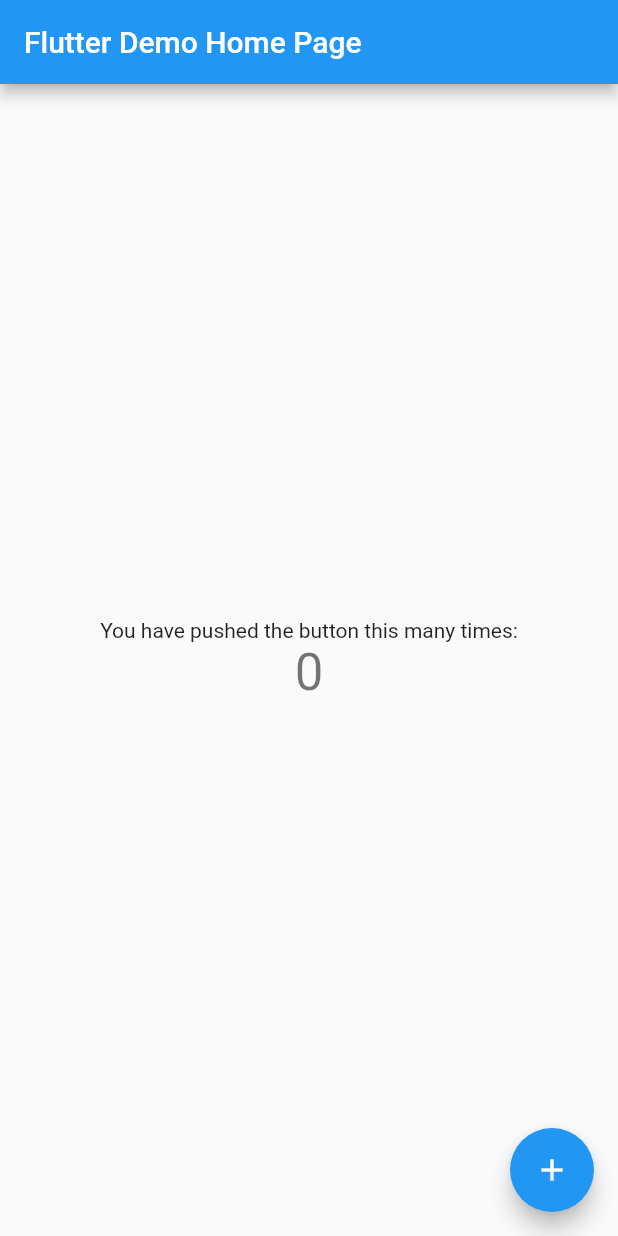
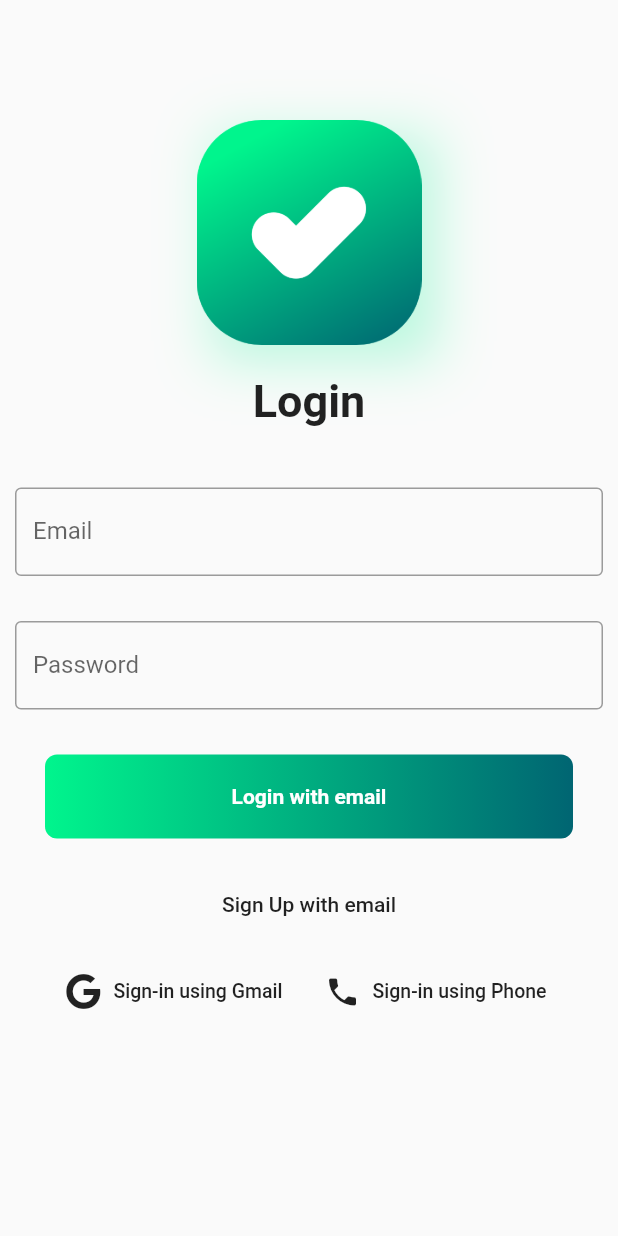
Before and after one commit to hasibullah1811/Flutter-Firebase-dailytask-app, a Flutter app: the screen it shows after launch, on a phone screen of 412 x 824 dp. Run offline on Flutter 3.47's test engine with Material 2 defaults, Android fonts, the phone set to English and light mode, and no system bars; our stand-ins replace font_awesome_flutter.

Commit message:
Second Commit 04/08/2020

```diff
--- /dev/null
+++ b/daily_task/lib/config/config.dart
@@ -0,0 +1,4 @@
+import 'package:flutter/material.dart';
+
+final Color primaryColor = Color(0xFF00F58D);
+final Color secondaryColor = Color(0xFF006572);
--- a/daily_task/lib/main.dart
+++ b/daily_task/lib/main.dart
@@ -1,111 +1,30 @@
+import 'package:daily_task/screens/loginScreen.dart';
 import 'package:flutter/material.dart';
 
-void main() => runApp(MyApp());
+void main() {
+  runApp(MainApp());
+}
 
-class MyApp extends StatelessWidget {
-  // This widget is the root of your application.
+class MainApp extends StatelessWidget {
   @override
   Widget build(BuildContext context) {
     return MaterialApp(
-      title: 'Flutter Demo',
-      theme: ThemeData(
-        // This is the theme of your application.
-        //
-        // Try running your application with "flutter run". You'll see the
-        // application has a blue toolbar. Then, without quitting the app, try
-        // changing the primarySwatch below to Colors.green and then invoke
-        // "hot reload" (press "r" in the console where you ran "flutter run",
-        // or simply save your changes to "hot reload" in a Flutter IDE).
-        // Notice that the counter didn't reset back to zero; the application
-        // is not restarted.
-        primarySwatch: Colors.blue,
-      ),
-      home: MyHomePage(title: 'Flutter Demo Home Page'),
+      debugShowCheckedModeBanner: false,
+      home: HomePage(),
     );
   }
 }
 
-class MyHomePage extends StatefulWidget {
-  MyHomePage({Key key, this.title}) : super(key: key);
-
-  // This widget is the home page of your application. It is stateful, meaning
-  // that it has a State object (defined below) that contains fields that affect
-  // how it looks.
-
-  // This class is the configuration for the state. It holds the values (in this
-  // case the title) provided by the parent (in this case the App widget) and
-  // used by the build method of the State. Fields in a Widget subclass are
-  // always marked "final".
-
-  final String title;
-
+class HomePage extends StatefulWidget {
   @override
-  _MyHomePageState createState() => _MyHomePageState();
+  _HomePageState createState() => _HomePageState();
 }
 
-class _MyHomePageState extends State<MyHomePage> {
-  int _counter = 0;
-
-  void _incrementCounter() {
-    setState(() {
-      // This call to setState tells the Flutter framework that something has
-      // changed in this State, which causes it to rerun the build method below
-      // so that the display can reflect the updated values. If we changed
-      // _counter without calling setState(), then the build method would not be
-      // called again, and so nothing would appear to happen.
-      _counter++;
-    });
-  }
-
+class _HomePageState extends State<HomePage> {
   @override
   Widget build(BuildContext context) {
-    // This method is rerun every time setState is called, for instance as done
-    // by the _incrementCounter method above.
-    //
-    // The Flutter framework has been optimized to make rerunning build methods
-    // fast, so that you can just rebuild anything that needs updating rather
-    // than having to individually change instances of widgets.
     return Scaffold(
-      appBar: AppBar(
-        // Here we take the value from the MyHomePage object that was created by
-        // the App.build method, and use it to set our appbar title.
-        title: Text(widget.title),
-      ),
-      body: Center(
-        // Center is a layout widget. It takes a single child and positions it
-        // in the middle of the parent.
-        child: Column(
-          // Column is also a layout widget. It takes a list of children and
-          // arranges them vertically. By default, it sizes itself to fit its
-          // children horizontally, and tries to be as tall as its parent.
-          //
-          // Invoke "debug painting" (press "p" in the console, choose the
-          // "Toggle Debug Paint" action from the Flutter Inspector in Android
-          // Studio, or the "Toggle Debug Paint" command in Visual Studio Code)
-          // to see the wireframe for each widget.
-          //
-          // Column has various properties to control how it sizes itself and
-          // how it positions its children. Here we use mainAxisAlignment to
-          // center the children vertically; the main axis here is the vertical
-          // axis because Columns are vertical (the cross axis would be
-          // horizontal).
-          mainAxisAlignment: MainAxisAlignment.center,
-          children: <Widget>[
-            Text(
-              'You have pushed the button this many times:',
-            ),
-            Text(
-              '$_counter',
-              style: Theme.of(context).textTheme.display1,
-            ),
-          ],
-        ),
-      ),
-      floatingActionButton: FloatingActionButton(
-        onPressed: _incrementCounter,
-        tooltip: 'Increment',
-        child: Icon(Icons.add),
-      ), // This trailing comma makes auto-formatting nicer for build methods.
+      body: LoginScreen(),
     );
   }
 }
--- /dev/null
+++ b/daily_task/lib/screens/loginScreen.dart
@@ -0,0 +1,124 @@
+import 'package:daily_task/config/config.dart';
+import 'package:flutter/material.dart';
+import 'package:font_awesome_flutter/font_awesome_flutter.dart';
+
+class LoginScreen extends StatelessWidget {
+  @override
+  Widget build(BuildContext context) {
+    return SingleChildScrollView(
+      child: Container(
+        width: MediaQuery.of(context).size.width,
+        padding: EdgeInsets.only(bottom: 80.0),
+        child: Column(
+          children: <Widget>[
+            Container(
+              margin: EdgeInsets.only(top: 80),
+              decoration: BoxDecoration(
+                boxShadow: [
+                  BoxShadow(
+                    color: Color(0x4400F58D),
+                    blurRadius: 30,
+                    offset: Offset(10, 10),
+                    spreadRadius: 0,
+                  ),
+                ],
+              ),
+              child: Image(
+                image: AssetImage("assets/logo_round.png"),
+                width: 150,
+                height: 150,
+              ),
+            ),
+            Container(
+              margin: EdgeInsets.only(top: 20),
+              child: Text(
+                "Login",
+                style: TextStyle(
+                  fontSize: 30,
+                  fontWeight: FontWeight.bold,
+                ),
+              ),
+            ),
+
+            //Email text Field
+            Container(
+              padding: EdgeInsets.all(10.0),
+              margin: EdgeInsets.only(top: 30.0),
+              child: TextField(
+                decoration: InputDecoration(
+                  border: OutlineInputBorder(),
+                  labelText: "Email",
+                  hintText: "Enter your email here",
+                ),
+                keyboardType: TextInputType.emailAddress,
+              ),
+            ),
+
+            //Password Input Field
+            Container(
+              padding: EdgeInsets.all(10.0),
+              margin: EdgeInsets.only(top: 10.0),
+              child: TextField(
+                decoration: InputDecoration(
+                  border: OutlineInputBorder(),
+                  labelText: "Password",
+                  hintText: "Enter your password here",
+                ),
+                obscureText: true,
+              ),
+            ),
+
+            InkWell(
+              onTap: () {},
+              child: Container(
+                decoration: BoxDecoration(
+                  gradient: LinearGradient(
+                    colors: [
+                      primaryColor,
+                      secondaryColor,
+                    ],
+                  ),
+                  borderRadius: BorderRadius.circular(8.0),
+                ),
+                width: MediaQuery.of(context).size.width,
+                margin: EdgeInsets.symmetric(horizontal: 30, vertical: 20),
+                padding: EdgeInsets.symmetric(horizontal: 30, vertical: 20),
+                child: Center(
+                    child: Text(
+                  "Login with email",
+                  style: TextStyle(
+                      color: Colors.white, fontWeight: FontWeight.bold),
+                )),
+              ),
+            ),
+
+            FlatButton(
+              child: Text("Sign Up with email"),
+              onPressed: () {},
+            ),
+
+            Container(
+              margin: EdgeInsets.only(top:10.0),
+              child: Wrap(
+                children: <Widget>[
+                  FlatButton.icon(
+                    onPressed: () {},
+                    icon: Icon(
+                      FontAwesomeIcons.google,
+                    ),
+                    label: Text("Sign-in using Gmail", style: TextStyle(fontSize: 13,),),
+                  ),
+                  FlatButton.icon(
+                    onPressed: () {},
+                    icon: Icon(Icons.phone),
+                    label: Text("Sign-in using Phone", style: TextStyle(fontSize: 13,),),
+                  )
+                ],
+              ),
+            ),
+          ],
+        ),
+      ),
+    );
+  }
+}
```
Also changed, not shown: daily_task/pubspec.yaml (+4 -13 lines), daily_task/pubspec.lock.
